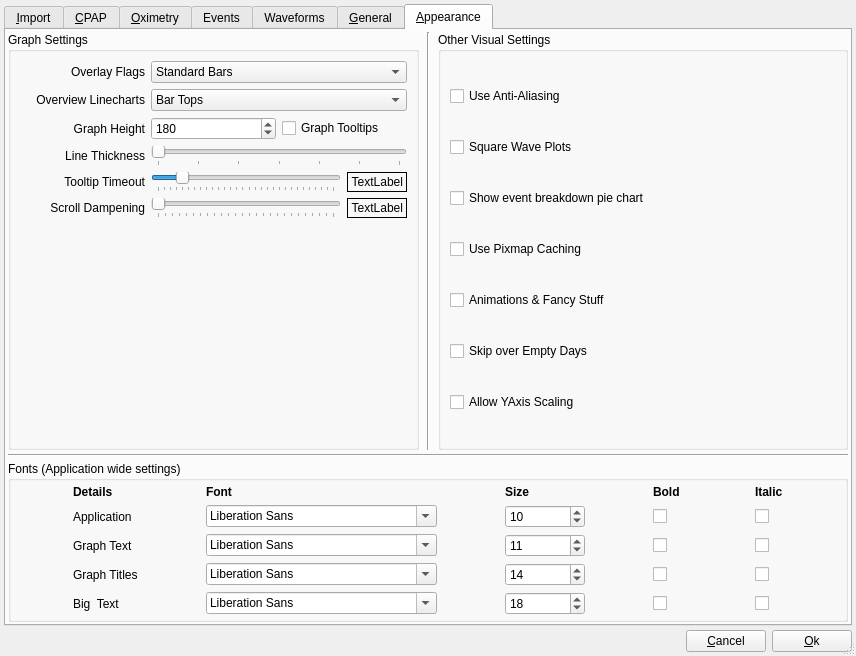
This is sleepyhead/preferencesdialog.ui in sbonaime/sleepyhead-code. as Qt 5 draws it before an edit. The edited form follows.
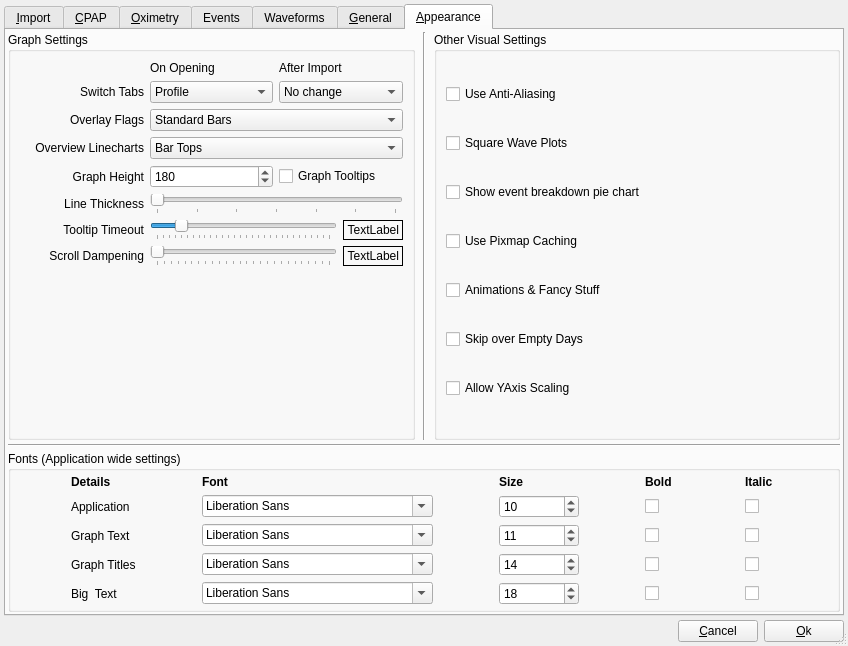
This is the edited form. The open tabs and pages were chosen to show the change. Icons and pictures are not drawn.

```diff
--- a/sleepyhead/preferencesdialog.ui
+++ b/sleepyhead/preferencesdialog.ui
@@ -9,8 +9,8 @@
    <rect>
     <x>0</x>
     <y>0</y>
-    <width>856</width>
-    <height>656</height>
+    <width>848</width>
+    <height>646</height>
    </rect>
   </property>
   <property name="sizePolicy">
@@ -2146,7 +2146,101 @@
             <string>Graph Settings</string>
            </property>
            <layout class="QGridLayout" name="gridLayout_5">
-            <item row="3" column="0">
+            <item row="1" column="1">
+             <widget class="QLabel" name="label_40">
+              <property name="text">
+               <string>On Opening</string>
+              </property>
+              <property name="alignment">
+               <set>Qt::AlignLeading|Qt::AlignLeft|Qt::AlignVCenter</set>
+              </property>
+             </widget>
+            </item>
+            <item row="2" column="1">
+             <widget class="QComboBox" name="openingTabCombo">
+              <property name="toolTip">
+               <string>Which tab to open at startup. (Note: It will default to Profile if there is no open Profile)</string>
+              </property>
+              <property name="currentText">
+               <string>Profile</string>
+              </property>
+              <item>
+               <property name="text">
+                <string>Profile</string>
+               </property>
+              </item>
+              <item>
+               <property name="text">
+                <string>Welcome</string>
+               </property>
+              </item>
+              <item>
+               <property name="text">
+                <string>Daily</string>
+               </property>
+              </item>
+              <item>
+               <property name="text">
+                <string>Overview</string>
+               </property>
+              </item>
+              <item>
+               <property name="text">
+                <string>Statistics</string>
+               </property>
+              </item>
+             </widget>
+            </item>
+            <item row="2" column="0">
+             <widget class="QLabel" name="label_51">
+              <property name="text">
+               <string>Switch Tabs</string>
+              </property>
+              <property name="alignment">
+               <set>Qt::AlignRight|Qt::AlignTrailing|Qt::AlignVCenter</set>
+              </property>
+             </widget>
+            </item>
+            <item row="2" column="2">
+             <widget class="QComboBox" name="importTabCombo">
+              <item>
+               <property name="text">
+                <string>No change</string>
+               </property>
+              </item>
+              <item>
+               <property name="text">
+                <string>Welcome</string>
+               </property>
+              </item>
+              <item>
+               <property name="text">
+                <string>Daily</string>
+               </property>
+              </item>
+              <item>
+               <property name="text">
+                <string>Overview</string>
+               </property>
+              </item>
+              <item>
+               <property name="text">
+                <string>Statistics</string>
+               </property>
+              </item>
+             </widget>
+            </item>
+            <item row="1" column="2">
+             <widget class="QLabel" name="label_44">
+              <property name="text">
+               <string>After Import</string>
+              </property>
+              <property name="alignment">
+               <set>Qt::AlignLeading|Qt::AlignLeft|Qt::AlignVCenter</set>
+              </property>
+             </widget>
+            </item>
+            <item row="6" column="0">
              <widget class="QLabel" name="label_26">
               <property name="text">
                <string>Graph Height</string>
@@ -2156,7 +2250,7 @@
               </property>
              </widget>
             </item>
-            <item row="0" column="0">
+            <item row="3" column="0">
              <widget class="QLabel" name="label_18">
               <property name="sizePolicy">
                <sizepolicy hsizetype="Preferred" vsizetype="Preferred">
@@ -2172,7 +2266,7 @@
               </property>
              </widget>
             </item>
-            <item row="4" column="0">
+            <item row="7" column="0">
              <widget class="QLabel" name="label_48">
               <property name="text">
                <string>Line Thickness</string>
@@ -2182,7 +2276,7 @@
               </property>
              </widget>
             </item>
-            <item row="0" column="1" colspan="2">
+            <item row="3" column="1" colspan="2">
              <widget class="QComboBox" name="overlayFlagsCombo">
               <property name="sizePolicy">
                <sizepolicy hsizetype="Expanding" vsizetype="Fixed">
@@ -2206,7 +2300,7 @@
               </item>
              </widget>
             </item>
-            <item row="4" column="1" colspan="2">
+            <item row="7" column="1" colspan="2">
              <layout class="QHBoxLayout" name="horizontalLayout_10">
               <item>
                <widget class="QSlider" name="lineThicknessSlider">
@@ -2232,7 +2326,17 @@
               </item>
              </layout>
             </item>
-            <item row="6" column="0">
+            <item row="8" column="0">
+             <widget class="QLabel" name="label_45">
+              <property name="text">
+               <string>Tooltip Timeout</string>
+              </property>
+              <property name="alignment">
+               <set>Qt::AlignRight|Qt::AlignTrailing|Qt::AlignVCenter</set>
+              </property>
+             </widget>
+            </item>
+            <item row="9" column="0">
              <widget class="QLabel" name="label_46">
               <property name="text">
                <string>Scroll Dampening</string>
@@ -2242,7 +2346,7 @@
               </property>
              </widget>
             </item>
-            <item row="5" column="1" colspan="2">
+            <item row="8" column="1" colspan="2">
              <layout class="QHBoxLayout" name="horizontalLayout_17">
               <item>
                <widget class="QSlider" name="tooltipTimeoutSlider">
@@ -2302,106 +2406,14 @@
               </item>
              </layout>
             </item>
-            <item row="5" column="0">
-             <widget class="QLabel" name="label_45">
-              <property name="text">
-               <string>Tooltip Timeout</string>
-              </property>
-              <property name="alignment">
-               <set>Qt::AlignRight|Qt::AlignTrailing|Qt::AlignVCenter</set>
-              </property>
-             </widget>
-            </item>
-            <item row="6" column="1" colspan="2">
-             <layout class="QHBoxLayout" name="horizontalLayout_16">
-              <item>
-               <widget class="QSlider" name="scrollDampeningSlider">
-                <property name="toolTip">
-                 <string>&lt;html&gt;&lt;head/&gt;&lt;body&gt;&lt;p&gt;This makes scrolling when zoomed in easier on sensitive bidirectional TouchPads&lt;/p&gt;&lt;p&gt;50ms is recommended value.&lt;/p&gt;&lt;/body&gt;&lt;/html&gt;</string>
-                </property>
-                <property name="maximum">
-                 <number>25</number>
-                </property>
-                <property name="singleStep">
-                 <number>1</number>
-                </property>
-                <property name="pageStep">
-                 <number>5</number>
-                </property>
-                <property name="orientation">
-                 <enum>Qt::Horizontal</enum>
-                </property>
-                <property name="invertedAppearance">
-                 <bool>false</bool>
-                </property>
-                <property name="tickPosition">
-                 <enum>QSlider::TicksBelow</enum>
-                </property>
-                <property name="tickInterval">
-                 <number>1</number>
-                </property>
-               </widget>
-              </item>
-              <item>
-               <widget class="QLabel" name="scrollDampDisplay">
-                <property name="sizePolicy">
-                 <sizepolicy hsizetype="Fixed" vsizetype="Preferred">
-                  <horstretch>0</horstretch>
-                  <verstretch>0</verstretch>
-                 </sizepolicy>
-                </property>
-                <property name="minimumSize">
-                 <size>
-                  <width>60</width>
-                  <height>0</height>
-                 </size>
-                </property>
-                <property name="frameShape">
-                 <enum>QFrame::Box</enum>
-                </property>
-                <property name="text">
-                 <string notr="true">TextLabel</string>
-                </property>
-                <property name="alignment">
-                 <set>Qt::AlignRight|Qt::AlignTrailing|Qt::AlignVCenter</set>
-                </property>
-               </widget>
-              </item>
-             </layout>
-            </item>
-            <item row="3" column="1">
-             <widget class="QSpinBox" name="graphHeight">
-              <property name="sizePolicy">
-               <sizepolicy hsizetype="Minimum" vsizetype="Fixed">
-                <horstretch>0</horstretch>
-                <verstretch>0</verstretch>
-               </sizepolicy>
-              </property>
-              <property name="toolTip">
-               <string>Default display height of graphs in pixels</string>
-              </property>
-              <property name="minimum">
-               <number>50</number>
-              </property>
-              <property name="maximum">
-               <number>600</number>
-              </property>
-              <property name="singleStep">
-               <number>10</number>
-              </property>
-              <property name="value">
-               <number>180</number>
-              </property>
-             </widget>
-            </item>
-            <item row="3" column="2">
+            <item row="6" column="2">
              <widget class="QCheckBox" name="graphTooltips">
               <property name="text">
                <string>Graph Tooltips</string>
               </property>
              </widget>
             </item>
-            <item row="2" column="1" colspan="2">
+            <item row="5" column="1" colspan="2">
              <widget class="QComboBox" name="overviewLinecharts">
               <item>
                <property name="text">
@@ -2415,7 +2427,89 @@
               </item>
              </widget>
             </item>
-            <item row="2" column="0">
+            <item row="6" column="1">
+             <widget class="QSpinBox" name="graphHeight">
+              <property name="sizePolicy">
+               <sizepolicy hsizetype="Minimum" vsizetype="Fixed">
+                <horstretch>0</horstretch>
+                <verstretch>0</verstretch>
+               </sizepolicy>
+              </property>
+              <property name="toolTip">
+               <string>Default display height of graphs in pixels</string>
+              </property>
+              <property name="minimum">
+               <number>50</number>
+              </property>
+              <property name="maximum">
+               <number>600</number>
+              </property>
+              <property name="singleStep">
+               <number>10</number>
+              </property>
+              <property name="value">
+               <number>180</number>
+              </property>
+             </widget>
+            </item>
+            <item row="9" column="1" colspan="2">
+             <layout class="QHBoxLayout" name="horizontalLayout_16">
+              <item>
+               <widget class="QSlider" name="scrollDampeningSlider">
+                <property name="toolTip">
+                 <string>&lt;html&gt;&lt;head/&gt;&lt;body&gt;&lt;p&gt;This makes scrolling when zoomed in easier on sensitive bidirectional TouchPads&lt;/p&gt;&lt;p&gt;50ms is recommended value.&lt;/p&gt;&lt;/body&gt;&lt;/html&gt;</string>
+                </property>
+                <property name="maximum">
+                 <number>25</number>
+                </property>
+                <property name="singleStep">
+                 <number>1</number>
+                </property>
+                <property name="pageStep">
+                 <number>5</number>
+                </property>
+                <property name="orientation">
+                 <enum>Qt::Horizontal</enum>
+                </property>
+                <property name="invertedAppearance">
+                 <bool>false</bool>
+                </property>
+                <property name="tickPosition">
+                 <enum>QSlider::TicksBelow</enum>
+                </property>
+                <property name="tickInterval">
+                 <number>1</number>
+                </property>
+               </widget>
+              </item>
+              <item>
+               <widget class="QLabel" name="scrollDampDisplay">
+                <property name="sizePolicy">
+                 <sizepolicy hsizetype="Fixed" vsizetype="Preferred">
+                  <horstretch>0</horstretch>
+                  <verstretch>0</verstretch>
+                 </sizepolicy>
+                </property>
+                <property name="minimumSize">
+                 <size>
+                  <width>60</width>
+                  <height>0</height>
+                 </size>
+                </property>
+                <property name="frameShape">
+                 <enum>QFrame::Box</enum>
+                </property>
+                <property name="text">
+                 <string notr="true">TextLabel</string>
+                </property>
+                <property name="alignment">
+                 <set>Qt::AlignRight|Qt::AlignTrailing|Qt::AlignVCenter</set>
+                </property>
+               </widget>
+              </item>
+             </layout>
+            </item>
+            <item row="5" column="0">
              <widget class="QLabel" name="label_47">
               <property name="text">
                <string>Overview Linecharts</string>
@@ -2425,7 +2519,7 @@
               </property>
              </widget>
             </item>
-            <item row="7" column="1">
+            <item row="11" column="1">
              <spacer name="verticalSpacer">
               <property name="orientation">
                <enum>Qt::Vertical</enum>
```
Left out of the diff: 116 changed lines with no effect on the pictures. Lines whose indentation alone changed are shown as unchanged.
